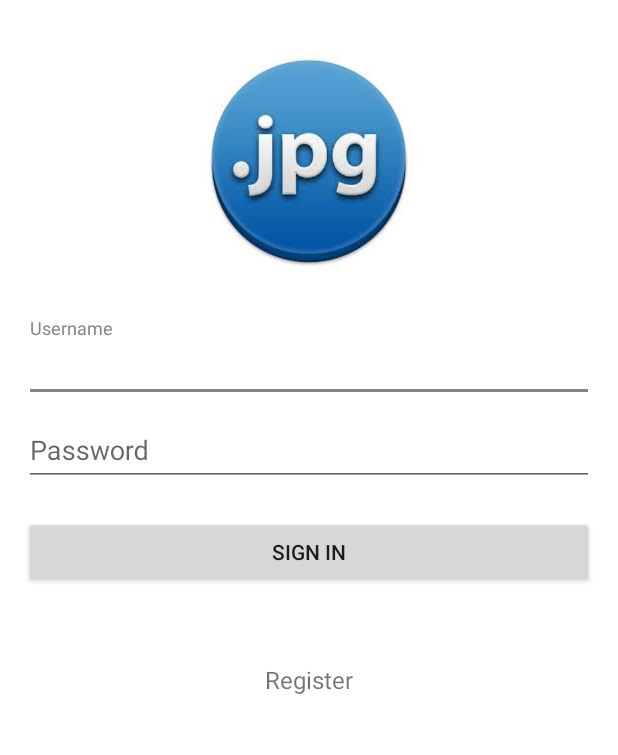
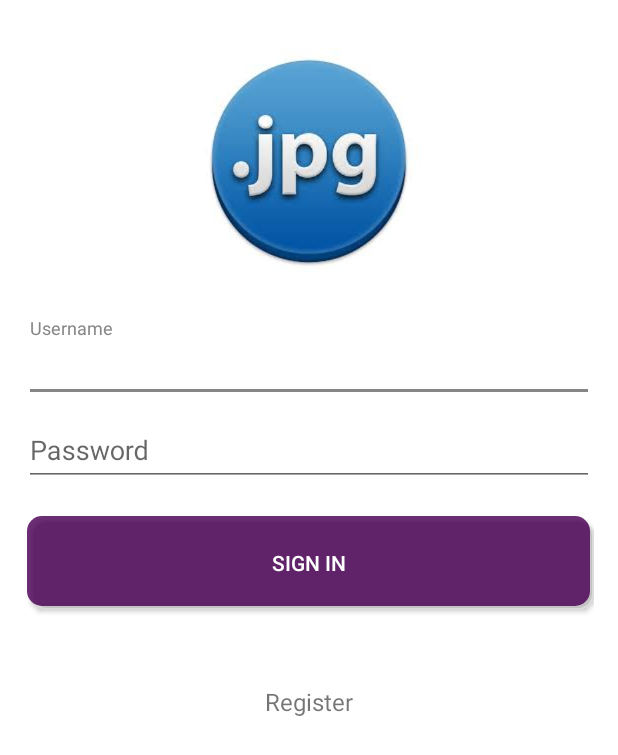
Before and after one commit to mvracan/air-projekt, an Android app: the layout activity_login.xml on its own in the app's theme, with its tools: preview values and no code run, on a phone screen of 412 x 824 dp. Shown: the top 755 px of the screen. Run offline under Robolectric (Android 15) with nearby library versions, the phone set to English and light mode, and no system bars.

Commit message:
dodan stil gumba

```diff
--- /dev/null
+++ b/team-up-android/app/src/main/res/drawable/buttonstyle.xml
@@ -0,0 +1,36 @@
+<?xml version="1.0" encoding="utf-8"?>
+<layer-list xmlns:android="http://schemas.android.com/apk/res/android">
+    <item android:bottom="0dp" android:left="5dp" android:top="3dp">
+        <shape>
+            <corners
+                android:radius="10dp"
+                />
+            <solid
+                android:color="#c4c4c4"
+                />
+            <size
+                android:width="10dp"
+                android:height="8dp"
+                />
+            <stroke
+                android:width="1dp"
+                android:color="#dcdcdc"
+                />
+        </shape>
+
+    </item>
+    <item android:bottom="3dp" android:left="2dp" android:right="3dp">
+        <shape xmlns:android="http://schemas.android.com/apk/res/android" android:shape="rectangle" >
+            <corners
+                android:radius="10dp"
+                />
+            <solid
+                android:color="#d24c0056"
+                />
+            <size
+                android:width="290dp"
+                android:height="60dp"
+                />
+        </shape>
+    </item>
+</layer-list>
--- a/team-up-android/app/src/main/res/layout/activity_login.xml
+++ b/team-up-android/app/src/main/res/layout/activity_login.xml
@@ -65,6 +65,8 @@
                 android:id="@+id/btnSignIn"
                 android:layout_centerVertical="true"
                 android:layout_centerHorizontal="true"
+                android:background="@drawable/buttonstyle"
+                android:textColor="@color/white"
                 android:text="@string/signin" />
 
             <TextView
--- a/team-up-android/app/src/main/res/values/colors.xml
+++ b/team-up-android/app/src/main/res/values/colors.xml
@@ -1,6 +1,7 @@
 <?xml version="1.0" encoding="utf-8"?>
 <resources>
-    <color name="colorPrimary">#d2bd00d6</color>
-    <color name="colorPrimaryDark">#f8b10095</color>
+    <color name="colorPrimary">#d24c0056</color>
+    <color name="colorPrimaryDark">#f8400036</color>
     <color name="colorAccent">#868686</color>
+    <color name="white">#FFF</color>
 </resources>
```
Also changed, not shown: 4 other files.
